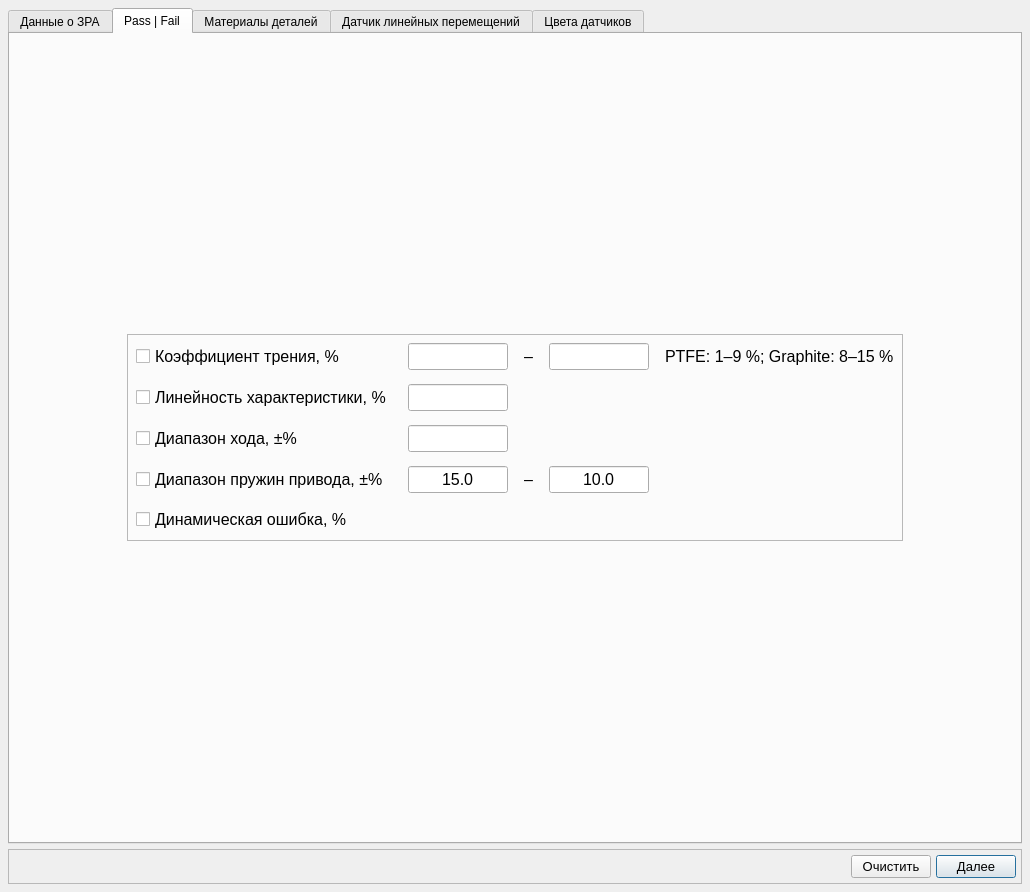
This is Src/Gui/Setup/ValveWindow/ValveWindow.ui in Fiasik/MpiPlatform as Qt 5 draws it before an edit. The edited form follows.
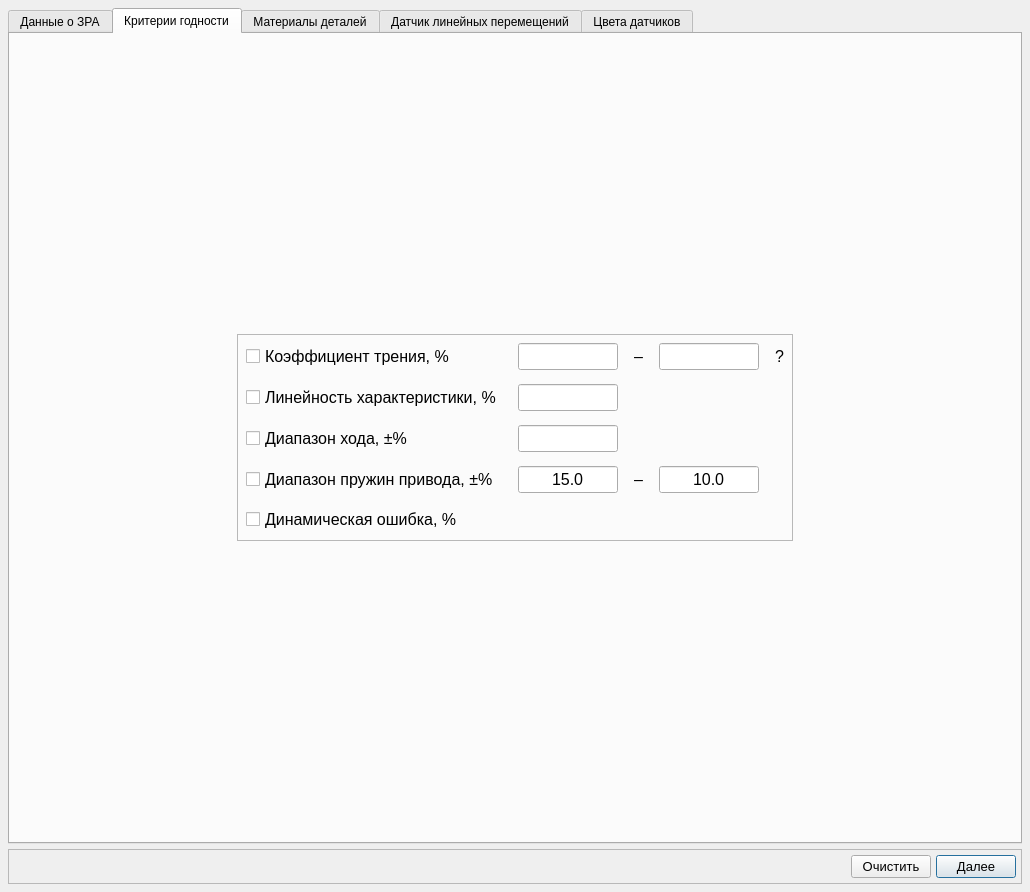
This is the edited form. The open tabs and pages were chosen to show the change. Custom widgets are drawn as their Qt base class.

```diff
--- a/Src/Gui/Setup/ValveWindow/ValveWindow.ui
+++ b/Src/Gui/Setup/ValveWindow/ValveWindow.ui
@@ -1207,7 +1207,7 @@
      </widget>
      <widget class="QWidget" name="tab_passFail">
       <attribute name="title">
-       <string>Pass | Fail</string>
+       <string>Критерии годности</string>
       </attribute>
       <layout class="QHBoxLayout" name="horizontalLayout">
        <item>
@@ -1416,7 +1416,7 @@
              </font>
             </property>
             <property name="text">
-             <string>PTFE: 1–9 %; Graphite: 8–15 %</string>
+             <string>?</string>
             </property>
            </widget>
           </item>
```
Left out of the diff: 2 changed lines with no effect on the pictures.
